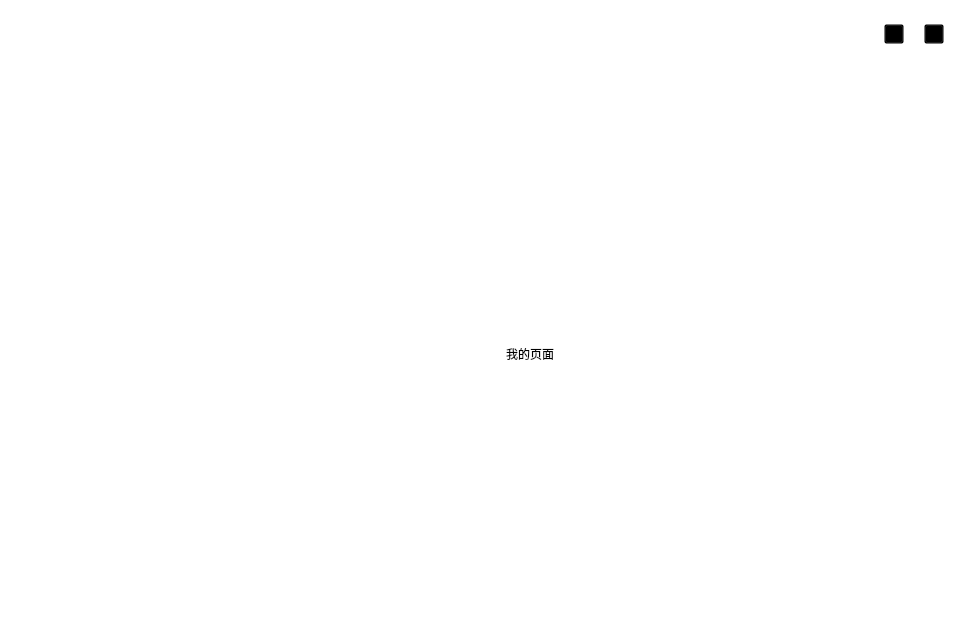
This is client/player/player.ui in shuzhouzhang/video-on-demand-client as Qt 5 draws it before an edit. The edited form follows.
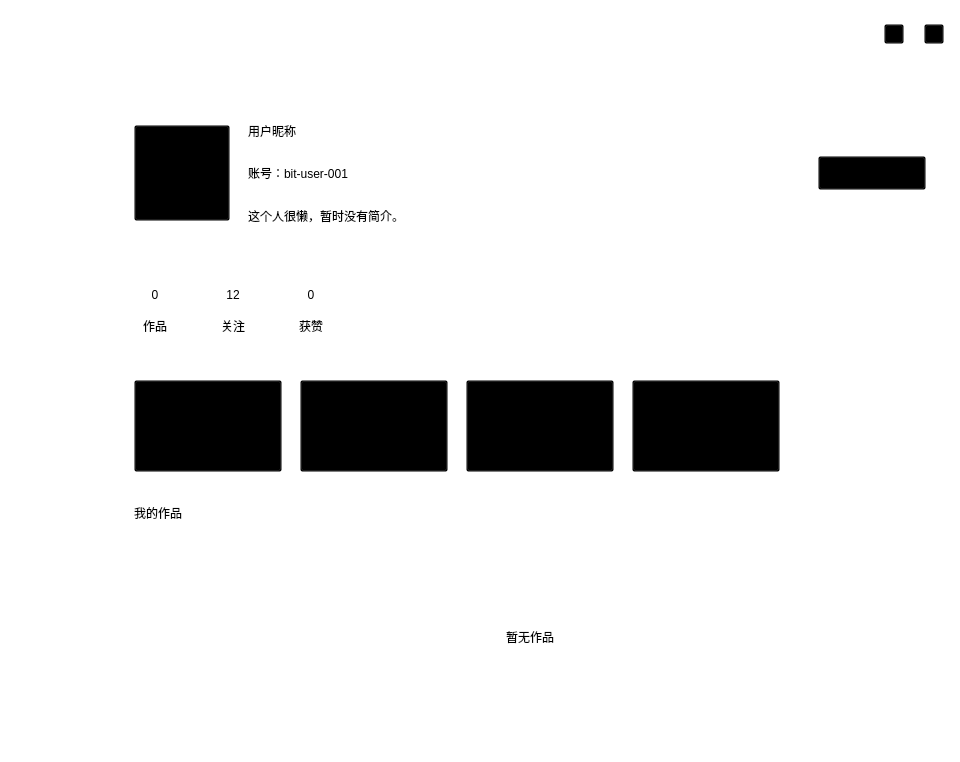
This is the edited form. The open tabs and pages were chosen to show the change. Custom widgets are drawn as their Qt base class.

Commit message: feat: add static profile page

What changed in the file:
```diff
--- a/client/player/player.ui
+++ b/client/player/player.ui
@@ -637,27 +637,435 @@
               </widget>
               <widget class="QWidget" name="myPage">
                <layout class="QVBoxLayout" name="myPageLayout">
+                <property name="spacing">
+                 <number>24</number>
+                </property>
+                <property name="leftMargin">
+                 <number>34</number>
+                </property>
+                <property name="topMargin">
+                 <number>30</number>
+                </property>
+                <property name="rightMargin">
+                 <number>34</number>
+                </property>
+                <property name="bottomMargin">
+                 <number>30</number>
+                </property>
                 <item>
-                 <spacer name="myPageTopSpacer">
-                  <property name="orientation">
-                   <enum>Qt::Vertical</enum>
+                 <widget class="QWidget" name="myProfileBox" native="true">
+                  <property name="minimumSize">
+                   <size>
+                    <width>0</width>
+                    <height>150</height>
+                   </size>
                   </property>
-                  <property name="sizeHint" stdset="0">
+                  <property name="maximumSize">
                    <size>
-                    <width>20</width>
-                    <height>40</height>
+                    <width>16777215</width>
+                    <height>150</height>
                    </size>
                   </property>
-                 </spacer>
+                  <layout class="QHBoxLayout" name="myProfileLayout">
+                   <property name="spacing">
+                    <number>18</number>
+                   </property>
+                   <property name="leftMargin">
+                    <number>0</number>
+                   </property>
+                   <property name="topMargin">
+                    <number>0</number>
+                   </property>
+                   <property name="rightMargin">
+                    <number>0</number>
+                   </property>
+                   <property name="bottomMargin">
+                    <number>0</number>
+                   </property>
+                   <item>
+                    <widget class="QPushButton" name="myAvatarBtn">
+                     <property name="minimumSize">
+                      <size>
+                       <width>96</width>
+                       <height>96</height>
+                      </size>
+                     </property>
+                     <property name="maximumSize">
+                      <size>
+                       <width>96</width>
+                       <height>96</height>
+                      </size>
+                     </property>
+                     <property name="cursor">
+                      <cursorShape>PointingHandCursor</cursorShape>
+                     </property>
+                    </widget>
+                   </item>
+                   <item>
+                    <widget class="QWidget" name="myInfoBox" native="true">
+                     <layout class="QVBoxLayout" name="myInfoLayout">
+                      <property name="spacing">
+                       <number>10</number>
+                      </property>
+                      <property name="leftMargin">
+                       <number>0</number>
+                      </property>
+                      <property name="topMargin">
+                       <number>16</number>
+                      </property>
+                      <property name="rightMargin">
+                       <number>0</number>
+                      </property>
+                      <property name="bottomMargin">
+                       <number>16</number>
+                      </property>
+                      <item>
+                       <widget class="QLabel" name="myNickNameLabel">
+                        <property name="text">
+                         <string>用户昵称</string>
+                        </property>
+                       </widget>
+                      </item>
+                      <item>
+                       <widget class="QLabel" name="myAccountLabel">
+                        <property name="text">
+                         <string>账号：bit-user-001</string>
+                        </property>
+                       </widget>
+                      </item>
+                      <item>
+                       <widget class="QLabel" name="myDescLabel">
+                        <property name="text">
+                         <string>这个人很懒，暂时没有简介。</string>
+                        </property>
+                       </widget>
+                      </item>
+                     </layout>
+                    </widget>
+                   </item>
+                   <item>
+                    <spacer name="myProfileSpacer">
+                     <property name="orientation">
+                      <enum>Qt::Horizontal</enum>
+                     </property>
+                     <property name="sizeHint" stdset="0">
+                      <size>
+                       <width>40</width>
+                       <height>20</height>
+                      </size>
+                     </property>
+                    </spacer>
+                   </item>
+                   <item>
+                    <widget class="QPushButton" name="editProfileBtn">
+                     <property name="minimumSize">
+                      <size>
+                       <width>108</width>
+                       <height>34</height>
+                      </size>
+                     </property>
+                     <property name="maximumSize">
+                      <size>
+                       <width>108</width>
+                       <height>34</height>
+                      </size>
+                     </property>
+                     <property name="cursor">
+                      <cursorShape>PointingHandCursor</cursorShape>
+                     </property>
+                     <property name="text">
+                      <string>编辑资料</string>
+                     </property>
+                    </widget>
+                   </item>
+                  </layout>
+                 </widget>
                 </item>
                 <item>
-                 <widget class="QLabel" name="myPageLabel">
-                  <property name="text">
-                   <string>我的页面</string>
+                 <widget class="QWidget" name="myStatsBox" native="true">
+                  <property name="minimumSize">
+                   <size>
+                    <width>0</width>
+                    <height>76</height>
+                   </size>
                   </property>
-                  <property name="alignment">
-                   <set>Qt::AlignCenter</set>
+                  <property name="maximumSize">
+                   <size>
+                    <width>16777215</width>
+                    <height>76</height>
+                   </size>
                   </property>
+                  <layout class="QHBoxLayout" name="myStatsLayout">
+                   <property name="spacing">
+                    <number>36</number>
+                   </property>
+                   <property name="leftMargin">
+                    <number>0</number>
+                   </property>
+                   <property name="topMargin">
+                    <number>0</number>
+                   </property>
+                   <property name="rightMargin">
+                    <number>0</number>
+                   </property>
+                   <property name="bottomMargin">
+                    <number>0</number>
+                   </property>
+                   <item>
+                    <widget class="QWidget" name="myWorksStatBox" native="true">
+                     <layout class="QVBoxLayout" name="myWorksStatLayout">
+                      <property name="spacing">
+                       <number>4</number>
+                      </property>
+                      <item>
+                       <widget class="QLabel" name="myWorksCountLabel">
+                        <property name="text">
+                         <string>0</string>
+                        </property>
+                        <property name="alignment">
+                         <set>Qt::AlignCenter</set>
+                        </property>
+                       </widget>
+                      </item>
+                      <item>
+                       <widget class="QLabel" name="myWorksTextLabel">
+                        <property name="text">
+                         <string>作品</string>
+                        </property>
+                        <property name="alignment">
+                         <set>Qt::AlignCenter</set>
+                        </property>
+                       </widget>
+                      </item>
+                     </layout>
+                    </widget>
+                   </item>
+                   <item>
+                    <widget class="QWidget" name="myFollowStatBox" native="true">
+                     <layout class="QVBoxLayout" name="myFollowStatLayout">
+                      <property name="spacing">
+                       <number>4</number>
+                      </property>
+                      <item>
+                       <widget class="QLabel" name="myFollowCountLabel">
+                        <property name="text">
+                         <string>12</string>
+                        </property>
+                        <property name="alignment">
+                         <set>Qt::AlignCenter</set>
+                        </property>
+                       </widget>
+                      </item>
+                      <item>
+                       <widget class="QLabel" name="myFollowTextLabel">
+                        <property name="text">
+                         <string>关注</string>
+                        </property>
+                        <property name="alignment">
+                         <set>Qt::AlignCenter</set>
+                        </property>
+                       </widget>
+                      </item>
+                     </layout>
+                    </widget>
+                   </item>
+                   <item>
+                    <widget class="QWidget" name="myLikeStatBox" native="true">
+                     <layout class="QVBoxLayout" name="myLikeStatLayout">
+                      <property name="spacing">
+                       <number>4</number>
+                      </property>
+                      <item>
+                       <widget class="QLabel" name="myLikeCountLabel">
+                        <property name="text">
+                         <string>0</string>
+                        </property>
+                        <property name="alignment">
+                         <set>Qt::AlignCenter</set>
+                        </property>
+                       </widget>
+                      </item>
+                      <item>
+                       <widget class="QLabel" name="myLikeTextLabel">
+                        <property name="text">
+                         <string>获赞</string>
+                        </property>
+                        <property name="alignment">
+                         <set>Qt::AlignCenter</set>
+                        </property>
+                       </widget>
+                      </item>
+                     </layout>
+                    </widget>
+                   </item>
+                   <item>
+                    <spacer name="myStatsSpacer">
+                     <property name="orientation">
+                      <enum>Qt::Horizontal</enum>
+                     </property>
+                     <property name="sizeHint" stdset="0">
+                      <size>
+                       <width>40</width>
+                       <height>20</height>
+                      </size>
+                     </property>
+                    </spacer>
+                   </item>
+                  </layout>
+                 </widget>
+                </item>
+                <item>
+                 <widget class="QWidget" name="myActionBox" native="true">
+                  <property name="minimumSize">
+                   <size>
+                    <width>0</width>
+                    <height>108</height>
+                   </size>
+                  </property>
+                  <property name="maximumSize">
+                   <size>
+                    <width>16777215</width>
+                    <height>108</height>
+                   </size>
+                  </property>
+                  <layout class="QHBoxLayout" name="myActionLayout">
+                   <property name="spacing">
+                    <number>18</number>
+                   </property>
+                   <property name="leftMargin">
+                    <number>0</number>
+                   </property>
+                   <property name="topMargin">
+                    <number>0</number>
+                   </property>
+                   <property name="rightMargin">
+                    <number>0</number>
+                  </property>
+                   <property name="bottomMargin">
+                    <number>0</number>
+                   </property>
+                   <item>
+                    <widget class="QPushButton" name="uploadEntryBtn">
+                     <property name="minimumSize">
+                      <size>
+                       <width>148</width>
+                       <height>92</height>
+                      </size>
+                     </property>
+                     <property name="cursor">
+                      <cursorShape>PointingHandCursor</cursorShape>
+                     </property>
+                     <property name="text">
+                      <string>上传视频</string>
+                     </property>
+                    </widget>
+                   </item>
+                   <item>
+                    <widget class="QPushButton" name="myVideoEntryBtn">
+                     <property name="minimumSize">
+                      <size>
+                       <width>148</width>
+                       <height>92</height>
+                      </size>
+                     </property>
+                     <property name="cursor">
+                      <cursorShape>PointingHandCursor</cursorShape>
+                     </property>
+                     <property name="text">
+                      <string>我的视频</string>
+                     </property>
+                    </widget>
+                   </item>
+                   <item>
+                    <widget class="QPushButton" name="followEntryBtn">
+                     <property name="minimumSize">
+                      <size>
+                       <width>148</width>
+                       <height>92</height>
+                      </size>
+                     </property>
+                     <property name="cursor">
+                      <cursorShape>PointingHandCursor</cursorShape>
+                     </property>
+                     <property name="text">
+                      <string>我的关注</string>
+                     </property>
+                    </widget>
+                   </item>
+                   <item>
+                    <widget class="QPushButton" name="settingEntryBtn">
+                     <property name="minimumSize">
+                      <size>
+                       <width>148</width>
+                       <height>92</height>
+                      </size>
+                     </property>
+                     <property name="cursor">
+                      <cursorShape>PointingHandCursor</cursorShape>
+                     </property>
+                     <property name="text">
+                      <string>设置</string>
+                     </property>
+                    </widget>
+                   </item>
+                   <item>
+                    <spacer name="myActionSpacer">
+                     <property name="orientation">
+                      <enum>Qt::Horizontal</enum>
+                     </property>
+                     <property name="sizeHint" stdset="0">
+                      <size>
+                       <width>40</width>
+                       <height>20</height>
+                      </size>
+                     </property>
+                    </spacer>
+                   </item>
+                  </layout>
+                 </widget>
+                </item>
+                <item>
+                 <widget class="QWidget" name="myWorksBox" native="true">
+                  <layout class="QVBoxLayout" name="myWorksLayout">
+                   <property name="spacing">
+                    <number>20</number>
+                   </property>
+                   <property name="leftMargin">
+                    <number>0</number>
+                   </property>
+                   <property name="topMargin">
+                    <number>0</number>
+                   </property>
+                   <property name="rightMargin">
+                    <number>0</number>
+                   </property>
+                   <property name="bottomMargin">
+                    <number>0</number>
+                   </property>
+                   <item>
+                    <widget class="QLabel" name="myWorksTitleLabel">
+                     <property name="text">
+                      <string>我的作品</string>
+                     </property>
+                    </widget>
+                   </item>
+                   <item>
+                    <widget class="QLabel" name="myWorksEmptyLabel">
+                     <property name="minimumSize">
+                      <size>
+                       <width>0</width>
+                       <height>190</height>
+                      </size>
+                     </property>
+                     <property name="text">
+                      <string>暂无作品</string>
+                     </property>
+                     <property name="alignment">
+                      <set>Qt::AlignCenter</set>
+                     </property>
+                    </widget>
+                   </item>
+                  </layout>
                  </widget>
                 </item>
                 <item>
```
The commit also changes 1 other file.
